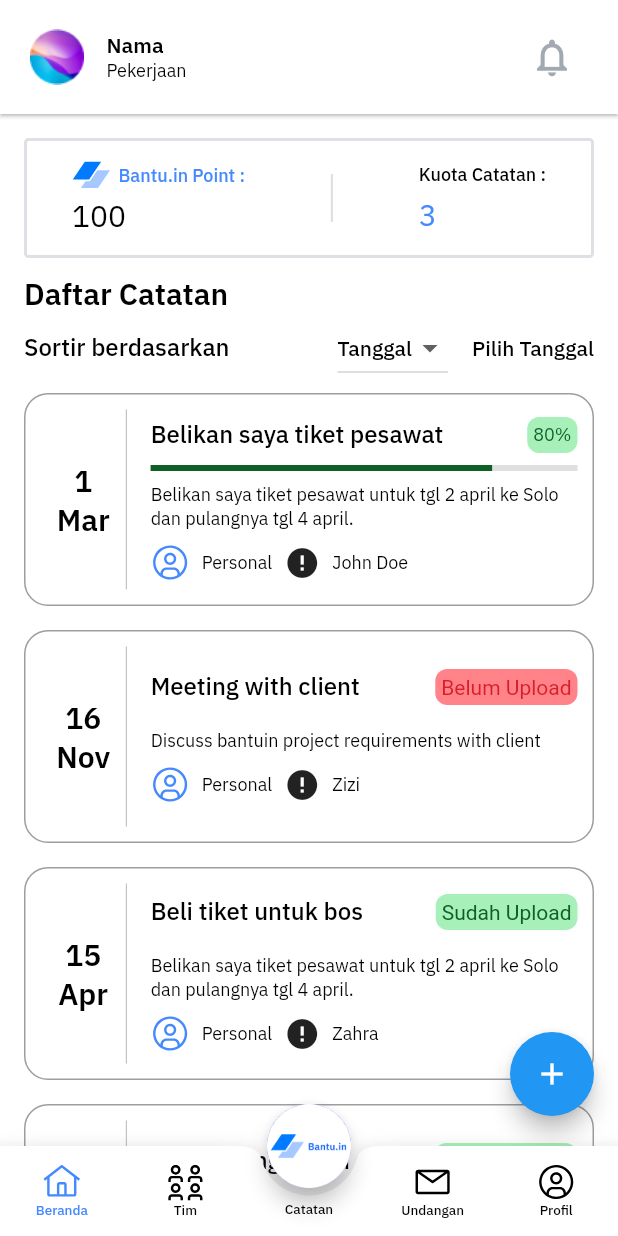
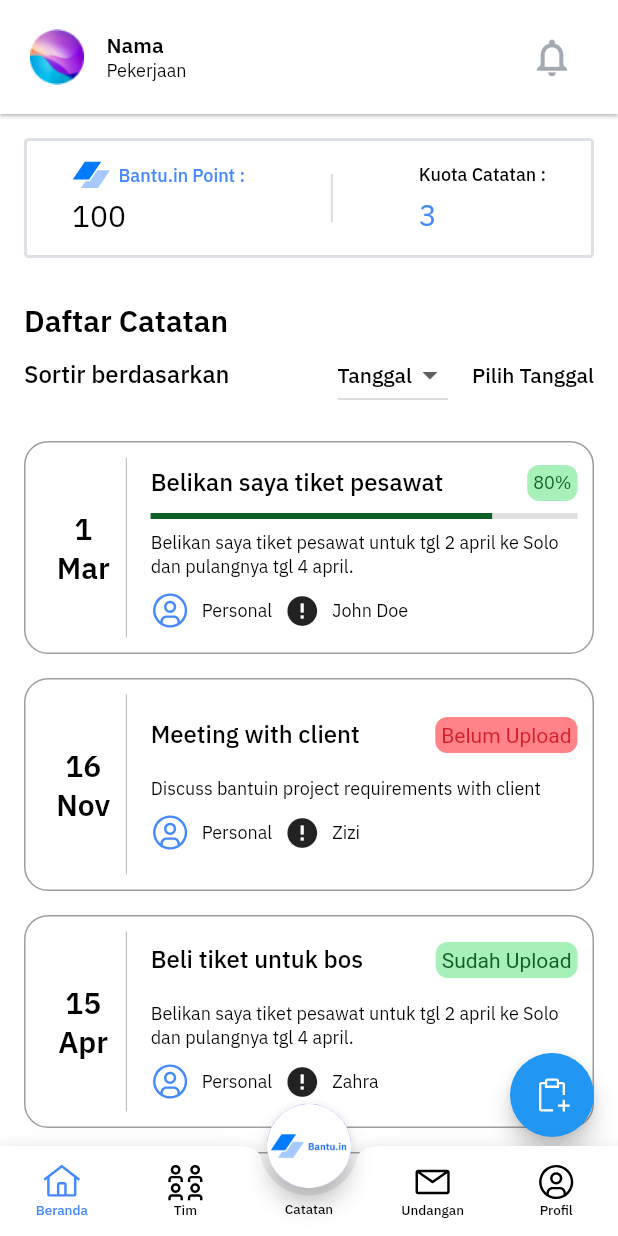
Before and after one commit to aazzizzz1/Bantu.in, a Flutter app: the screen it shows after launch, on a phone screen of 412 x 824 dp. Run offline on Flutter 3.47's test engine with Material 2 defaults, Android fonts, the light colour scheme and no system bars; drawn by our look-alikes of cached_network_image; our stand-ins replace animated_text_kit, email_validator, file_picker, flutter_svg, google_fonts, timeline_tile; missing offline and left inert: flutter_ringtone_player, syncfusion_flutter_pdfviewer; network calls fail.

Commit message:
Home scrollable and ui navigation floating_button

```diff
--- a/lib/components/daftar_catatan.dart
+++ b/lib/components/daftar_catatan.dart
@@ -14,8 +14,7 @@ class _DaftarCatatanState extends State<DaftarCatatan> {
   @override
   Widget build(BuildContext context) {
     return Container(
-        margin: EdgeInsets.only(top: 90),
-        padding: EdgeInsets.all(16),
+        padding: const EdgeInsets.symmetric(horizontal: 16, vertical: 4),
         child: Column(
           children: [
             Row(
--- a/lib/components/list_daftar_catatan.dart
+++ b/lib/components/list_daftar_catatan.dart
@@ -14,8 +14,8 @@ class _ListDaftarCatatanState extends State<ListDaftarCatatan> {
   @override
   Widget build(BuildContext context) {
     return Container(
-      margin: const EdgeInsets.only(top: 170),
       padding: const EdgeInsets.all(16),
+      height: MediaQuery.of(context).size.height * 0.8,
       child: ListView.builder(
         itemCount: 3,
         itemBuilder: (context, index) {
--- a/lib/screens/home/home_pages.dart
+++ b/lib/screens/home/home_pages.dart
@@ -1,18 +1,16 @@
-import 'package:bantuin/components/card_mynotes_progres.dart';
 import 'package:bantuin/components/card_incoming_notes_upload.dart';
 import 'package:bantuin/components/card_mynotes_personal.dart';
-import 'package:bantuin/widgets/floating_button/floating_home.dart';
+import 'package:bantuin/components/card_mynotes_progres.dart';
 import 'package:bantuin/components/daftar_catatan.dart';
 import 'package:bantuin/components/list_daftar_catatan.dart';
 import 'package:bantuin/components/point_royalty.dart';
 import 'package:bantuin/constants/button/app_button.dart';
-import 'package:bantuin/screens/note/notes_form.dart';
+import 'package:bantuin/constants/font/app_font.dart';
 import 'package:bantuin/screens/note/notes_form.dart';
 import 'package:bantuin/screens/notification/notification_screen.dart';
+import 'package:bantuin/widgets/floating_button/floating_home.dart';
 import 'package:bantuin/widgets/home/filtering_data.dart';
 import 'package:flutter/material.dart';
-import 'package:flutter_svg/flutter_svg.dart';
-import '../../constants/font/app_font.dart';
 
 class HomePages extends StatefulWidget {
   const HomePages({Key? key}) : super(key: key);
@@ -51,12 +49,14 @@ class _HomePagesState extends State<HomePages> {
         ),
         actions: [
           Container(
-            margin: EdgeInsets.only(right: 20),
+            margin: const EdgeInsets.only(right: 20),
             child: IconButton(
               splashRadius: 20,
-              onPressed: () => Navigator.of(context).push(MaterialPageRoute(
-                builder: (context) => NotificationScreen(),
-              )),
+              onPressed: () {
+                Navigator.of(context).push(MaterialPageRoute(
+                  builder: (context) => const NotificationScreen(),
+                ));
+              },
               icon: const Icon(
                 Icons.notifications_none_outlined,
                 color: AppColorNeutral.neutral4,
@@ -68,26 +68,20 @@ class _HomePagesState extends State<HomePages> {
         backgroundColor: Colors.white,
         elevation: 1,
       ),
-      body: Stack(
+      body: ListView(
         children: [
-          // content of the page
           PointRoyalty(),
           DaftarCatatan(),
           ListDaftarCatatan(),
-          // floating button above bottom navbar
-          Positioned(
-            bottom: 80,
-            right: 16.0,
-            child: FloatingButtonHome(
-              onPressed: () {
-                Navigator.push(
-                  context,
-                  MaterialPageRoute(builder: (context) => const NotesForm()),
-                );
-              },
-            ),
-          ),
         ],
+      ),
+      floatingActionButton: FloatingButtonHome(
+        onPressed: () {
+          Navigator.push(
+            context,
+            MaterialPageRoute(builder: (context) => const NotesForm()),
+          );
+        },
       ),
     );
   }
--- a/lib/widgets/floating_button/floating_home.dart
+++ b/lib/widgets/floating_button/floating_home.dart
@@ -1,4 +1,5 @@
 import 'package:flutter/material.dart';
+import 'package:flutter_svg/flutter_svg.dart';
 
 class FloatingButtonHome extends StatelessWidget {
   final Function onPressed;
@@ -7,9 +8,17 @@ class FloatingButtonHome extends StatelessWidget {
 
   @override
   Widget build(BuildContext context) {
-    return FloatingActionButton(
-      onPressed: () => onPressed(),
-      child: Icon(Icons.add),
+    return Padding(
+      padding: const EdgeInsets.only(bottom: 50.0),
+      child: FloatingActionButton(
+        onPressed: () => onPressed(),
+        child: SvgPicture.asset(
+          "lib/assets/icons/Add Task.svg",
+          height: 26,
+          width: 26,
+          color: Colors.white,
+        ),
+      ),
     );
   }
 }
```
Also changed, not shown: lib/widgets/floating_button/floating_notes.dart (+12 -3 lines).
